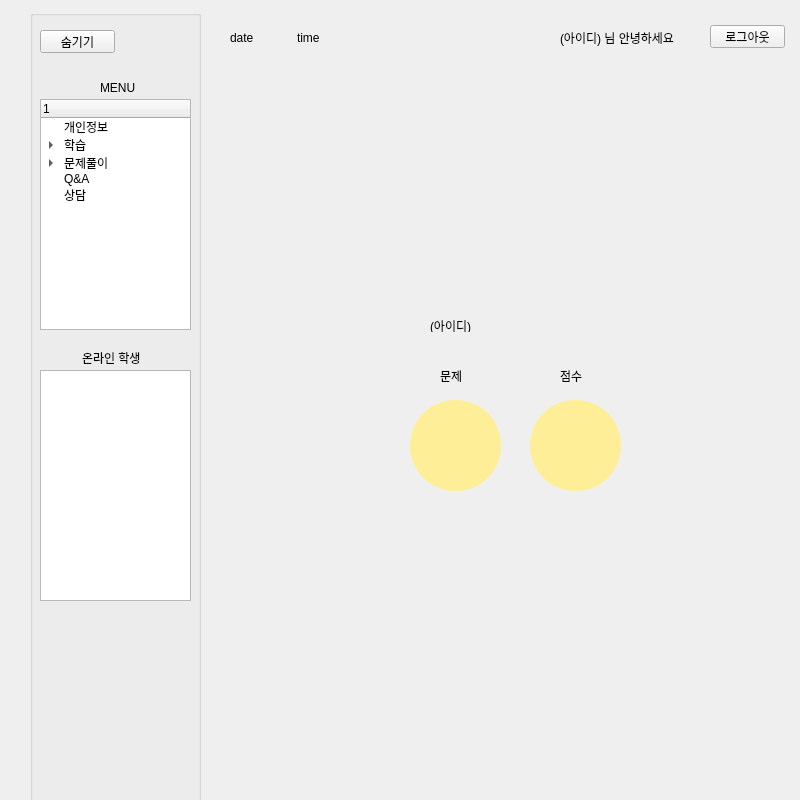
The window that si_contents.ui (gitaeyu/Education_app) describes before a commit, drawn with Qt 5.
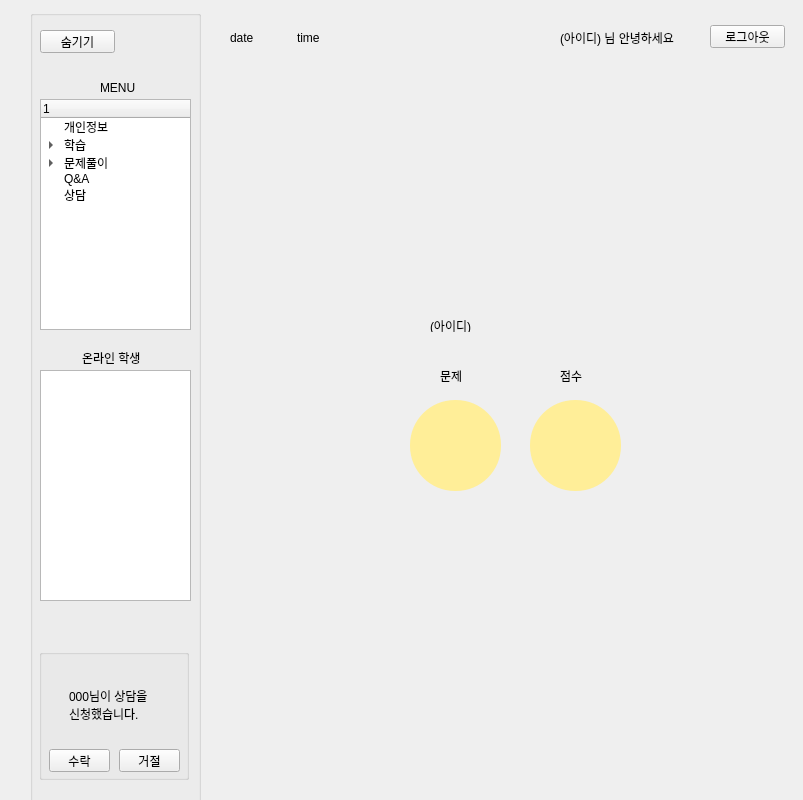
The same window after the commit. The open tabs and pages were chosen to show the change.

What changed in the file:
```diff
--- a/si_contents.ui
+++ b/si_contents.ui
@@ -6,7 +6,7 @@
    <rect>
     <x>0</x>
     <y>0</y>
-    <width>800</width>
+    <width>803</width>
     <height>800</height>
    </rect>
   </property>
@@ -1301,6 +1301,59 @@
          <string>MENU</string>
         </property>
        </widget>
+       <widget class="QGroupBox" name="gb_invite">
+        <property name="geometry">
+         <rect>
+          <x>9</x>
+          <y>639</y>
+          <width>150</width>
+          <height>131</height>
+         </rect>
+        </property>
+        <property name="title">
+         <string/>
+        </property>
+        <widget class="QPushButton" name="btn_invite_Ok">
+         <property name="geometry">
+          <rect>
+           <x>10</x>
+           <y>100</y>
+           <width>61</width>
+           <height>23</height>
+          </rect>
+         </property>
+         <property name="text">
+          <string>수락</string>
+         </property>
+        </widget>
+        <widget class="QPushButton" name="btn_invite_No">
+         <property name="geometry">
+          <rect>
+           <x>80</x>
+           <y>100</y>
+           <width>61</width>
+           <height>23</height>
+          </rect>
+         </property>
+         <property name="text">
+          <string>거절</string>
+         </property>
+        </widget>
+        <widget class="QLabel" name="lb_invite_message">
+         <property name="geometry">
+          <rect>
+           <x>30</x>
+           <y>20</y>
+           <width>91</width>
+           <height>71</height>
+          </rect>
+         </property>
+         <property name="text">
+          <string>000님이 상담을
+신청했습니다.</string>
+         </property>
+        </widget>
+       </widget>
       </widget>
      </widget>
     </widget>
```
Left out of the diff: 2 changed lines with no effect on the pictures.
